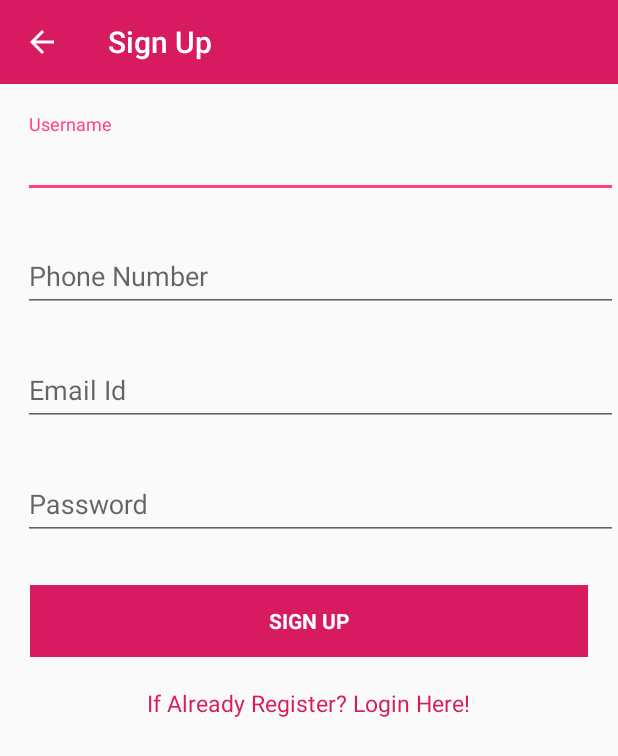
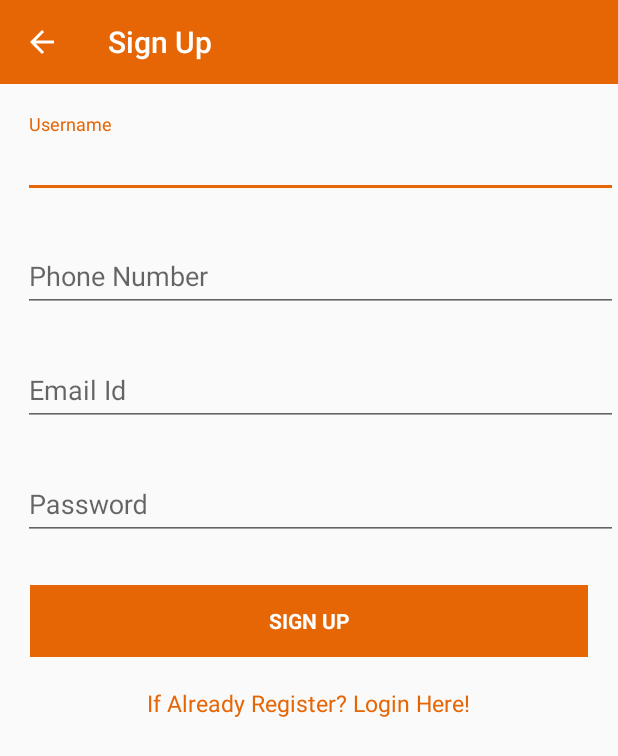
Before and after one commit to geniusninedev/RadiologyConverter, an Android app: the SignUp screen opened directly, with no data from a screen before it, on a phone screen of 412 x 824 dp. Shown: the top 756 px of the screen. Run offline under Robolectric (Android 15) with nearby library versions, the phone set to English and light mode, and no system bars; our stand-ins replace Firebase (no records; nobody signed in at launch, a user with empty details on screens opened directly).

Commit message:
color changes

```diff
--- a/app/src/main/java/com/nineinfosys/radiologyconverter/LoginActivity/Login.java
+++ b/app/src/main/java/com/nineinfosys/radiologyconverter/LoginActivity/Login.java
@@ -80,7 +80,7 @@ public class Login extends AppCompatActivity {
         email = (EditText) findViewById(R.id.edit_text_email_id);
         password = (EditText) findViewById(R.id.edit_text_password);
 
-        getSupportActionBar().setBackgroundDrawable(new ColorDrawable(Color.parseColor("#d81b60")));
+        getSupportActionBar().setBackgroundDrawable(new ColorDrawable(Color.parseColor("#e66505")));
      //   getSupportActionBar().setDisplayHomeAsUpEnabled(true);
      //   getSupportActionBar().setHomeButtonEnabled(true);
         getSupportActionBar().setTitle("Login");
--- a/app/src/main/java/com/nineinfosys/radiologyconverter/LoginActivity/SignUp.java
+++ b/app/src/main/java/com/nineinfosys/radiologyconverter/LoginActivity/SignUp.java
@@ -57,7 +57,7 @@ public class SignUp extends AppCompatActivity {
         mAuth = FirebaseAuth.getInstance();
         mRef = FirebaseDatabase.getInstance().getReference().child("Users");
 
-        getSupportActionBar().setBackgroundDrawable(new ColorDrawable(Color.parseColor("#d81b60")));
+        getSupportActionBar().setBackgroundDrawable(new ColorDrawable(Color.parseColor("#e66505")));
         getSupportActionBar().setDisplayHomeAsUpEnabled(true);
         getSupportActionBar().setHomeButtonEnabled(true);
         getSupportActionBar().setTitle("Sign Up");
--- a/app/src/main/res/layout/content_main.xml
+++ b/app/src/main/res/layout/content_main.xml
@@ -22,6 +22,7 @@
         android:layout_marginRight="2dp"
         android:layout_marginLeft="2dp"
         android:layout_marginTop="2dp"
+        android:background="@color/colordialog"
         android:layout_marginBottom="2dp">
     </android.support.v7.widget.RecyclerView>
 
--- a/app/src/main/res/values/colors.xml
+++ b/app/src/main/res/values/colors.xml
@@ -1,9 +1,9 @@
 <?xml version="1.0" encoding="utf-8"?>
 <resources>
-    <color name="colorPrimary">#d81b60</color>
-    <color name="colorPrimaryDark">#a00037</color>
+    <color name="colorPrimary">#e66505</color>
+    <color name="colorPrimaryDark">#b34d02</color>
     <color name="colorPrimaryLight">#ff5c8d</color>
-    <color name="colorAccent">#FF4081</color>
+    <color name="colorAccent">#e66505</color>
     <color name="appcolor">#1ab7b7</color>
     <color name="colordialog">#dee1de</color>
     <color name="colorwhitetext">#ffffff</color>
```
